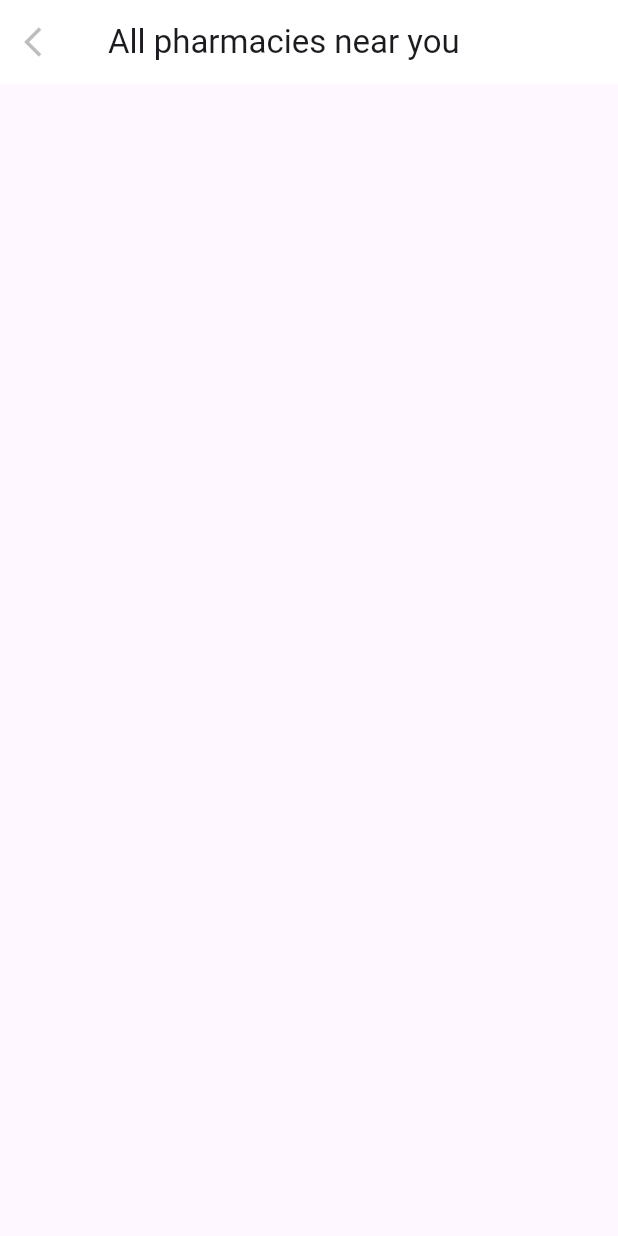
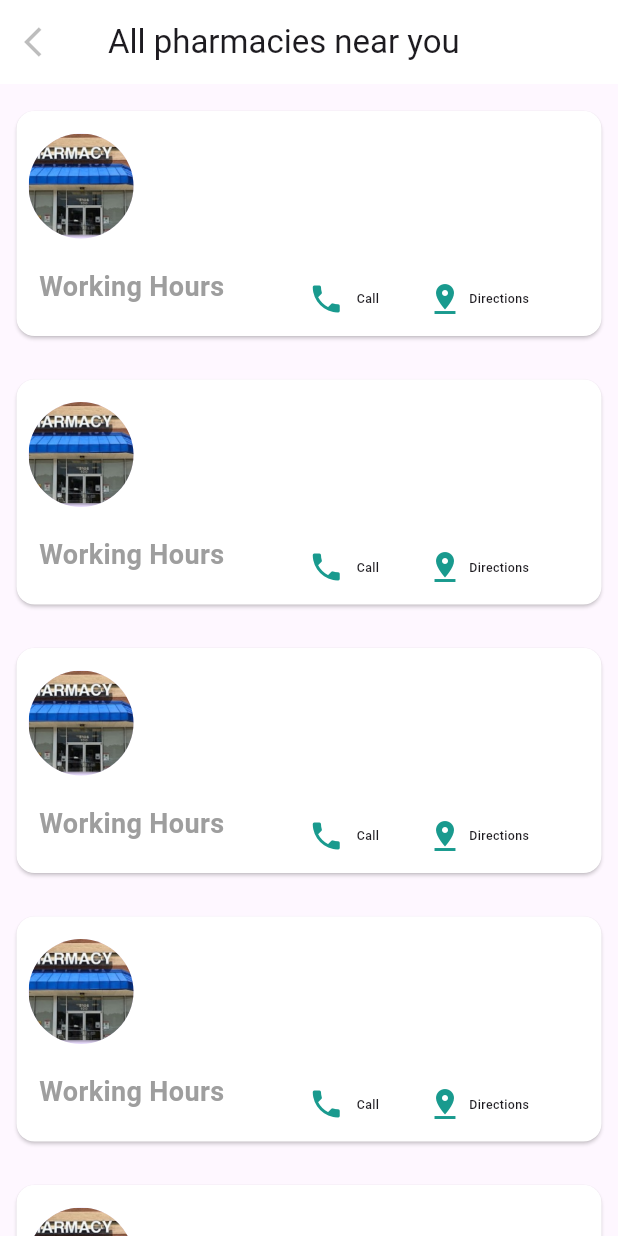
Before and after one commit to YaraShehadeh/pharma_ease, a Flutter app: the PharmacyDetailsScreen screen opened directly, after a tap on the "arrow back ios" icon, on a phone screen of 412 x 824 dp. Run offline on Flutter 3.47's test engine with Material 3 defaults, Android fonts, the phone set to English and light mode, and no system bars; our stand-ins replace bloc, dio, flutter_bloc, get_it, google_fonts, google_maps_flutter and 1 more; missing offline and left inert: flutter_barcode_scanner, pharmaease_api; generated files the repository leaves out were written again.

Commit message:
use PharmaeaseApi repository for all pharmacies

```diff
--- a/lib/src/controller/all_pharmacies_cubit.dart
+++ b/lib/src/controller/all_pharmacies_cubit.dart
@@ -1,31 +1,42 @@
-import 'dart:convert';
 import 'package:bloc/bloc.dart';
-import 'package:pharmaease/src/model/pharmacy_details_model.dart';
-import 'package:http/http.dart' as http;
+import 'package:dio/dio.dart';
+import 'package:get_it/get_it.dart';
+
+import 'package:pharmaease_api/pharmaease_api.dart';
+
 
 class AllPharmaciesCubit extends Cubit<AllPharmaciesState> {
-  AllPharmaciesCubit() : super(InitialAllPharmaciesState());
+  AllPharmaciesCubit() : super(InitialAllPharmaciesState()) {
+    getPharmacyDetails();
+  }
 
-  static const baseUrl = 'http://10.0.2.2:8000/api/pharmacy/all';
+  String? PharmacyName;
+  String? PharmacyDescription;
+  int? pharmacyCount;
+
+  final PharmaeaseApi _api = GetIt.I.get<PharmaeaseApi>();
 
   Future<dynamic> getPharmacyDetails() async {
-    emit(LoadingAllPharmaciesState());
     try {
-      final response = await http.get(Uri.parse('$baseUrl'));
-      if (response.statusCode == 200) {
-        final List<dynamic> jsonResponse = json.decode(response.body);
-        final List<PharmacyDetailsModel> pharmacies = jsonResponse
-            .map((item) => PharmacyDetailsModel.fromJson(item))
-            .toList();
-        pharmacies.forEach((pharmacy) {
-          print("Pharmacy name: ${pharmacy.name}");
-        });
+      emit(LoadingAllPharmaciesState());
+      List<Pharmacy>? result = (await _api.getPharmacyApi()
+          .getAllPharmaciesApiPharmacyAllGet()).data!.toList();
+      if (result == null) {
+        emit(ErrorAllPharmaciesState());
+        return;
+      } else {
+        for (int i = 0; i < result.length; i++) {
+          PharmacyName = result[i].name;
+          PharmacyDescription = result[i].description;
+          pharmacyCount = result.length;
+        }
         emit(LoadedAllPharmaciesState());
-        return pharmacies;
-      } else {
-        print("Failed to load pharmacies. Status code: ${response.statusCode}");
-        print("Response body: ${response.body}");
-        throw Exception("Failed to load pharmacies");
+        return;
+      }
+    } on DioException catch (e) {
+      if (e.response!.statusCode == 401) {
+        emit(ErrorAllPharmaciesState());
+        return;
       }
     } catch (e) {
       emit(ErrorAllPharmaciesState());
--- a/lib/src/ui/screens/AllPharmaciesScreen.dart
+++ b/lib/src/ui/screens/AllPharmaciesScreen.dart
@@ -1,7 +1,6 @@
 import 'package:flutter/material.dart';
 import 'package:flutter_bloc/flutter_bloc.dart';
 import 'package:pharmaease/src/controller/all_pharmacies_cubit.dart';
-import 'package:pharmaease/src/model/pharmacy_details_model.dart';
 import 'package:pharmaease/src/ui/screens/pharmacy_details_screen.dart';
 import 'package:pharmaease/src/ui/theme/colors.dart';
 import 'package:url_launcher/url_launcher.dart';
@@ -9,8 +8,6 @@ import 'package:url_launcher/url_launcher.dart';
 import 'HomePage/map_page.dart';
 
 class AllPharmaciesScreen extends StatefulWidget {
-  static const String routeName = '/all_pharmacies';
-
   const AllPharmaciesScreen({Key? key}) : super(key: key);
 
   @override
@@ -18,21 +15,15 @@ class AllPharmaciesScreen extends StatefulWidget {
 }
 
 class _AllPharmaciesScreenState extends State<AllPharmaciesScreen> {
-  List<PharmacyDetailsModel> pharmacies = [];
-
   @override
   void initState() {
-    getData();
     super.initState();
-  }
-
-  void getData() async {
-    pharmacies =
-        await context.read<AllPharmaciesCubit>().getPharmacyDetails();
   }
 
   @override
   Widget build(BuildContext context) {
+    double screenWidth = MediaQuery.of(context).size.width;
+    double screenHeight = MediaQuery.of(context).size.height;
     return Scaffold(
       appBar: AppBar(
         title: Text("All pharmacies near you"),
@@ -49,27 +40,12 @@ class _AllPharmaciesScreenState extends State<AllPharmaciesScreen> {
         ),
         elevation: 0,
       ),
-        body: BlocBuilder<AllPharmaciesCubit, AllPharmaciesState>(
+      body: BlocConsumer<AllPharmaciesCubit, AllPharmaciesState>(
           builder: (context, state) {
+        AllPharmaciesCubit cubit = context.read<AllPharmaciesCubit>();
         return ListView.builder(
-              itemCount: pharmacies.length,
+            itemCount: cubit.pharmacyCount,
             itemBuilder: (context, index) {
-                return PharmacyCard(pharmacy: pharmacies[index]);
-              });
-        }));
-  }
-}
-
-class PharmacyCard extends StatelessWidget {
-  final PharmacyDetailsModel pharmacy;
-
-  PharmacyCard({Key? key, required this.pharmacy}) : super(key: key);
-
-  @override
-  Widget build(BuildContext context) {
-    double screenWidth = MediaQuery.of(context).size.width;
-    double screenHeight = MediaQuery.of(context).size.height;
-
               return GestureDetector(
                 onTap: () {
                   Navigator.pushReplacement(
@@ -83,8 +59,8 @@ class PharmacyCard extends StatelessWidget {
                 },
                 child: SingleChildScrollView(
                   child: Padding(
-          padding:
-              const EdgeInsets.only(top: 15.0, left: 8, right: 8, bottom: 8),
+                    padding: const EdgeInsets.only(
+                        top: 15.0, left: 8, right: 8, bottom: 8),
                     child: Card(
                       color: Colors.white,
                       surfaceTintColor: Colors.white,
@@ -96,8 +72,8 @@ class PharmacyCard extends StatelessWidget {
                           Row(
                             crossAxisAlignment: CrossAxisAlignment.start,
                             children: [
-                    Padding(
-                      padding: const EdgeInsets.symmetric(
+                              const Padding(
+                                padding: EdgeInsets.symmetric(
                                     horizontal: 8.0, vertical: 15),
                                 child: CircleAvatar(
                                   radius: 35,
@@ -107,15 +83,17 @@ class PharmacyCard extends StatelessWidget {
                                 ),
                               ),
                               Padding(
-                      padding: const EdgeInsets.symmetric(vertical: 25.0),
+                                padding:
+                                    const EdgeInsets.symmetric(vertical: 25.0),
                                 child: Column(
                                   children: [
                                     Padding(
                                       padding: const EdgeInsets.only(left: 8.0),
                                       child: Text(
-                              pharmacy.name,
-                              style: TextStyle(
-                                  fontSize: 24, fontWeight: FontWeight.w500),
+                                        cubit.PharmacyName ?? '',
+                                        style: const TextStyle(
+                                            fontSize: 24,
+                                            fontWeight: FontWeight.w500),
                                       ),
                                     ),
                                     // Column(
@@ -144,13 +122,14 @@ class PharmacyCard extends StatelessWidget {
                           ),
                           Row(
                             children: [
-                    Padding(
-                      padding: const EdgeInsets.only(left: 15.0, bottom: 20),
+                              const Padding(
+                                padding:
+                                    EdgeInsets.only(left: 15.0, bottom: 20),
                                 child: Column(
                                   crossAxisAlignment: CrossAxisAlignment.start,
                                   children: [
                                     Padding(
-                            padding: const EdgeInsets.only(top: 4.0),
+                                      padding: EdgeInsets.only(top: 4.0),
                                       child: Text(
                                         'Working Hours',
                                         style: TextStyle(
@@ -183,17 +162,18 @@ class PharmacyCard extends StatelessWidget {
                                         Container(
                                           decoration: BoxDecoration(
                                             color: Colors.white60,
-                                  borderRadius: BorderRadius.circular(10),
+                                            borderRadius:
+                                                BorderRadius.circular(10),
                                           ),
                                           width: screenHeight * 0.09,
                                           height: screenWidth * 0.09,
-                                child:
-                                    GestureDetector(
-                                      onTap: (){
-                                        // _launchPhone(pharmacy.pharmacyPhoneNumber);
+                                          child: GestureDetector(
+                                            onTap: () {
+                                               // _launchPhone(cubit.);
                                             },
-                                      child:  Row(
-                                        children: [Icon(
+                                            child: Row(
+                                              children: [
+                                                const Icon(
                                                   Icons.phone,
                                                   color: pharmaGreenColor,
                                                 ),
@@ -203,12 +183,13 @@ class PharmacyCard extends StatelessWidget {
                                                 Text(
                                                   "Call",
                                                   style: TextStyle(
-                                              fontSize: screenWidth * 0.02,
-                                              fontWeight: FontWeight.w500),
-                                        ), ],
+                                                      fontSize:
+                                                          screenWidth * 0.02,
+                                                      fontWeight:
+                                                          FontWeight.w500),
                                                 ),
-
-
+                                              ],
+                                            ),
                                           ),
                                         ),
                                         const SizedBox(
@@ -217,13 +198,14 @@ class PharmacyCard extends StatelessWidget {
                                         Container(
                                           decoration: BoxDecoration(
                                             color: Colors.white60,
-                                  borderRadius: BorderRadius.circular(10),
+                                            borderRadius:
+                                                BorderRadius.circular(10),
                                           ),
                                           width: screenHeight * 0.09,
                                           height: screenWidth * 0.09,
                                           child: Row(
                                             children: [
-                                    Icon(
+                                              const Icon(
                                                 Icons.pin_drop,
                                                 color: pharmaGreenColor,
                                               ),
@@ -233,8 +215,10 @@ class PharmacyCard extends StatelessWidget {
                                               Text(
                                                 "Directions",
                                                 style: TextStyle(
-                                          fontSize: screenWidth * 0.02,
-                                          fontWeight: FontWeight.w500),
+                                                    fontSize:
+                                                        screenWidth * 0.02,
+                                                    fontWeight:
+                                                        FontWeight.w500),
                                               ),
                                             ],
                                           ),
@@ -255,6 +239,11 @@ class PharmacyCard extends StatelessWidget {
                     ),
                   ),
                 ),
+              );
+            });
+      }, listener: (context, state) {
+        const Text("Loading");
+      }),
     );
   }
 }
```
Also changed, not shown: lib/main.dart (+8 -3 lines), pubspec.yaml (+3 -4 lines), pubspec.lock, 1 other file. Lines whose indentation alone changed are shown as unchanged.
